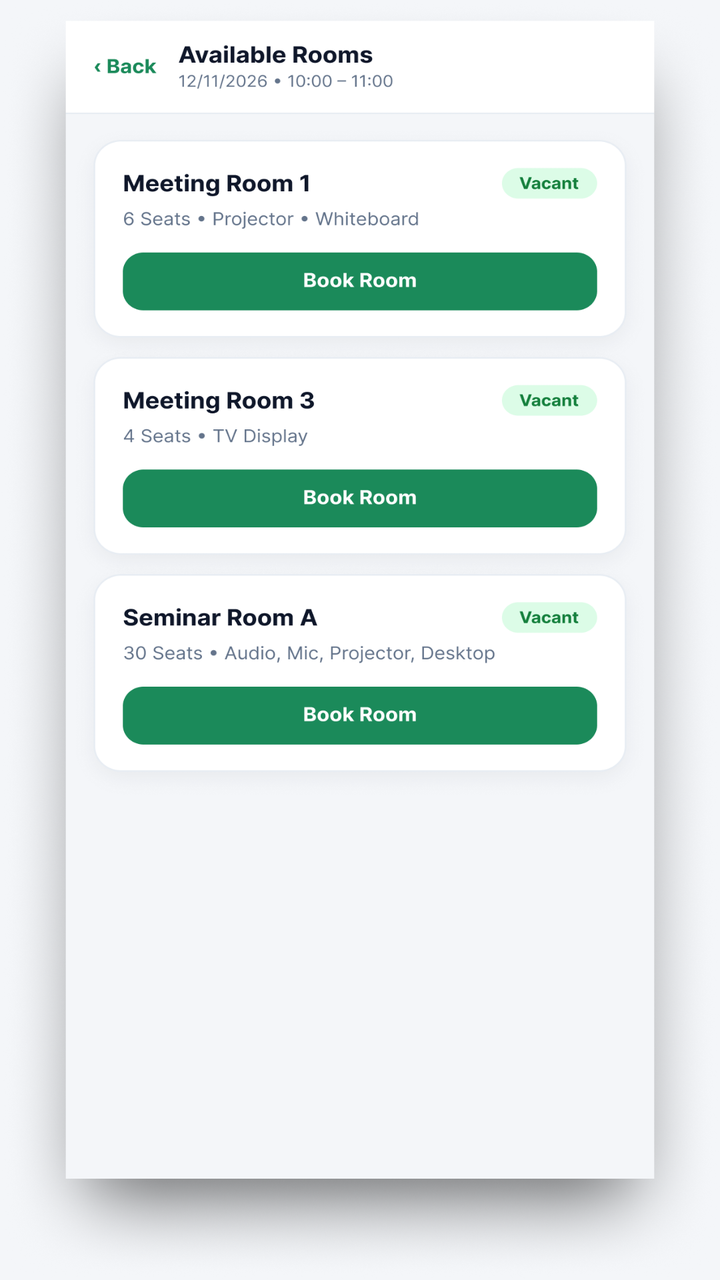
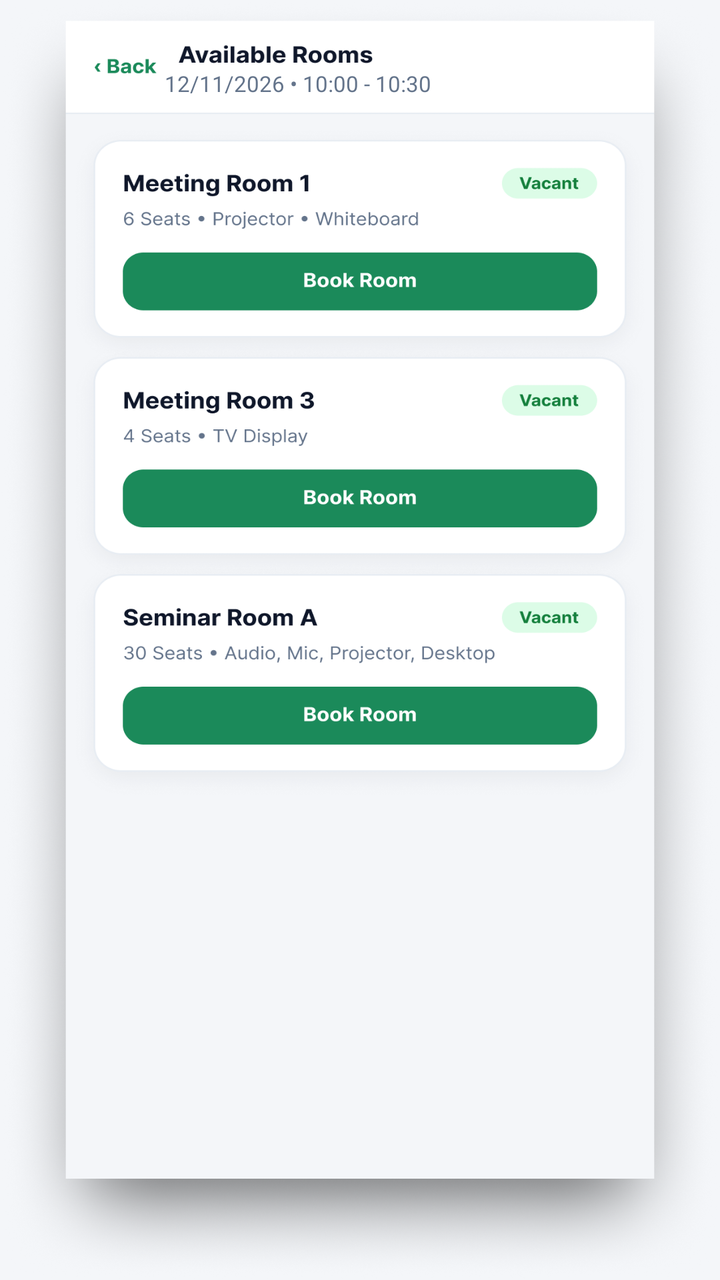

Before-and-after screenshots of an Android layout around one commit, followed by the original layout XML and the change that was made.
<!-- AndroidManifest.xml: application theme Theme.SharedOfficeBookingApp -->
<!-- res/layout/activity_available_rooms.xml -->
<?xml version="1.0" encoding="utf-8"?>
<androidx.constraintlayout.widget.ConstraintLayout xmlns:android="http://schemas.android.com/apk/res/android"
    xmlns:app="http://schemas.android.com/apk/res-auto"
    android:layout_width="match_parent"
    android:layout_height="match_parent"
    android:background="#F4F6F9">

    <ImageView
        android:id="@+id/ivBgRooms"
        android:layout_width="0dp"
        android:layout_height="0dp"
        android:scaleType="fitXY"
        android:src="@drawable/availableroomrex"
        app:layout_constraintBottom_toBottomOf="parent"
        app:layout_constraintEnd_toEndOf="parent"
        app:layout_constraintStart_toStartOf="parent"
        app:layout_constraintTop_toTopOf="parent" />

    
    <Button
        android:id="@+id/btnBackRooms"
        android:layout_width="0dp"
        android:layout_height="0dp"
        android:background="@android:color/transparent"
        app:layout_constraintBottom_toBottomOf="parent"
        app:layout_constraintEnd_toEndOf="parent"
        app:layout_constraintHeight_percent="0.045"
        app:layout_constraintHorizontal_bias="0.11"
        app:layout_constraintStart_toStartOf="parent"
        app:layout_constraintTop_toTopOf="parent"
        app:layout_constraintVertical_bias="0.025"
        app:layout_constraintWidth_percent="0.20" />

    

    
    <Button
        android:id="@+id/btnSelectRoom1"
        android:layout_width="0dp"
        android:layout_height="0dp"
        android:background="@android:color/transparent"
        app:layout_constraintBottom_toBottomOf="parent"
        app:layout_constraintEnd_toEndOf="parent"
        app:layout_constraintHeight_percent="0.145"
        app:layout_constraintStart_toStartOf="parent"
        app:layout_constraintTop_toTopOf="parent"
        app:layout_constraintVertical_bias="0.126"
        app:layout_constraintWidth_percent="0.80" />

    

    <Button
        android:id="@+id/btnSelectRoom2"
        android:layout_width="0dp"
        android:layout_height="0dp"
        android:background="@android:color/transparent"
        app:layout_constraintBottom_toBottomOf="parent"
        app:layout_constraintEnd_toEndOf="parent"
        app:layout_constraintHeight_percent="0.145"
        app:layout_constraintStart_toStartOf="parent"
        app:layout_constraintTop_toTopOf="parent"
        app:layout_constraintVertical_bias="0.331"
        app:layout_constraintWidth_percent="0.80" />

    <Button
        android:id="@+id/btnSelectRoom3"
        android:layout_width="0dp"
        android:layout_height="0dp"
        android:background="@android:color/transparent"
        app:layout_constraintBottom_toBottomOf="parent"
        app:layout_constraintEnd_toEndOf="parent"
        app:layout_constraintHeight_percent="0.145"
        app:layout_constraintStart_toStartOf="parent"
        app:layout_constraintTop_toTopOf="parent"
        app:layout_constraintVertical_bias="0.518"
        app:layout_constraintWidth_percent="0.80" />

</androidx.constraintlayout.widget.ConstraintLayout>
<!-- resources referenced by this layout -->
<resources>
  <!-- drawable availableroomrex: png bitmap (drawable, 812188 bytes) -->
  <style name="Theme.SharedOfficeBookingApp" parent="Base.Theme.SharedOfficeBookingApp" />
  <style name="Base.Theme.SharedOfficeBookingApp" parent="Theme.Material3.DayNight.NoActionBar">
          
          
      </style>
</resources>

<!-- the commit's change to res/layout/activity_available_rooms.xml (unified diff, before → after) -->
@@ -17,10 +17,31 @@
         app:layout_constraintTop_toTopOf="parent" />
 
     
+
+    
+
+    <TextView
+        android:id="@+id/tvRoomsHeaderDateTime"
+        android:layout_width="0dp"
+        android:layout_height="0dp"
+        android:background="#FFFFFF"
+        android:gravity="center_vertical|start"
+        android:text="12/11/2026 • 10:00 - 10:30"
+        android:textColor="#64748B"
+        android:textSize="11sp"
+        app:layout_constraintBottom_toBottomOf="parent"
+        app:layout_constraintEnd_toEndOf="parent"
+        app:layout_constraintHeight_percent="0.025"
+        app:layout_constraintHorizontal_bias="0.439"
+        app:layout_constraintStart_toStartOf="parent"
+        app:layout_constraintTop_toTopOf="parent"
+        app:layout_constraintVertical_bias="0.054"
+        app:layout_constraintWidth_percent="0.48" />
+
     <Button
         android:id="@+id/btnBackRooms"
-        android:layout_width="0dp"
-        android:layout_height="0dp"
+        android:layout_width="55dp"
+        android:layout_height="32dp"
         android:background="@android:color/transparent"
         app:layout_constraintBottom_toBottomOf="parent"
         app:layout_constraintEnd_toEndOf="parent"
@@ -30,8 +51,6 @@
         app:layout_constraintTop_toTopOf="parent"
         app:layout_constraintVertical_bias="0.025"
         app:layout_constraintWidth_percent="0.20" />
-
-    
 
     
     <Button
@@ -48,7 +67,6 @@
         app:layout_constraintWidth_percent="0.80" />
 
     
-
     <Button
         android:id="@+id/btnSelectRoom2"
         android:layout_width="0dp"
@@ -62,6 +80,7 @@
         app:layout_constraintVertical_bias="0.331"
         app:layout_constraintWidth_percent="0.80" />
 
+    
     <Button
         android:id="@+id/btnSelectRoom3"
         android:layout_width="0dp"
